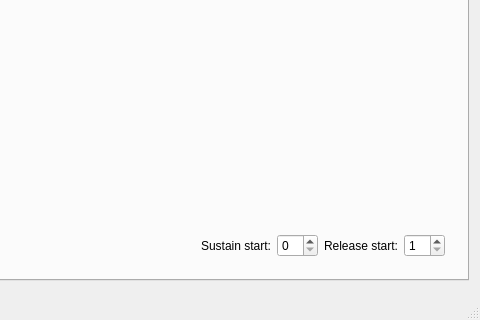
Qt form mainwindow.ui (steux/tiatracker) before a commit; both pictures show x 584 to 1064 and y 463 to 783 of the 1064 by 783 pixel window.
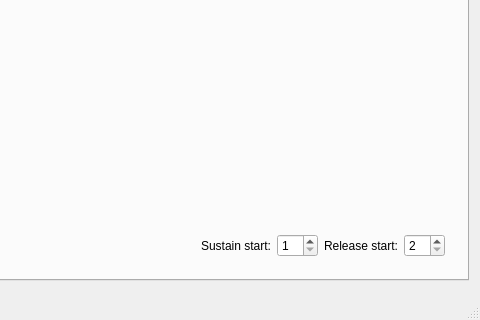
The same form after that commit. Custom widgets are drawn as their Qt base class.

Commit message: sustainStart and releaseStart spinBoxes now display value+1 so they start at 1, not 0

What changed in the file:
```diff
--- a/mainwindow.ui
+++ b/mainwindow.ui
@@ -206,7 +206,11 @@
             </widget>
            </item>
            <item>
-            <widget class="QSpinBox" name="spinBoxSustainStart"/>
+            <widget class="QSpinBox" name="spinBoxSustainStart">
+             <property name="minimum">
+              <number>1</number>
+             </property>
+            </widget>
            </item>
            <item>
             <widget class="QLabel" name="label_7">
@@ -218,7 +222,7 @@
            <item>
             <widget class="QSpinBox" name="spinBoxReleaseStart">
              <property name="minimum">
-              <number>1</number>
+              <number>2</number>
              </property>
             </widget>
            </item>
```
The commit also changes 1 other file.
